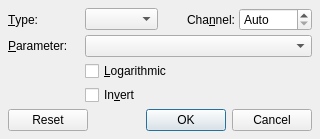
Before: the Qt Designer form src/synthv1widget_control.ui in rncbc/synthv1, drawn with Qt 5.
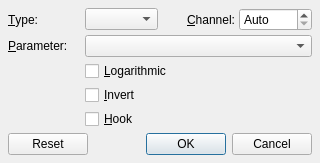
After: the same form once the commit is applied. Icons and pictures are not drawn.

Commit message: - MIDI Controllers Hook/sync option added.

```diff
--- a/src/synthv1widget_control.ui
+++ b/src/synthv1widget_control.ui
@@ -57,7 +57,7 @@
    <item row="0" column="2">
     <widget class="QLabel" name="ControlChannelTextLabel">
      <property name="text">
-      <string>Cha&amp;nnel:</string>
+      <string>&amp;Channel:</string>
      </property>
      <property name="alignment">
       <set>Qt::AlignRight|Qt::AlignTrailing|Qt::AlignVCenter</set>
@@ -119,11 +119,18 @@
    <item row="3" column="1" colspan="3">
     <widget class="QCheckBox" name="ControlInvertCheckBox">
      <property name="text">
-      <string>In&amp;vert</string>
+      <string>&amp;Invert</string>
      </property>
     </widget>
    </item>
-   <item row="4" column="0" colspan="4">
+   <item row="4" column="1" colspan="3">
+    <widget class="QCheckBox" name="ControlHookCheckBox">
+     <property name="text">
+      <string>&amp;Hook</string>
+     </property>
+    </widget>
+   </item>
+   <item row="5" column="0" colspan="4">
     <spacer>
      <property name="orientation">
       <enum>Qt::Vertical</enum>
```
Left out of the diff: 1 changed line with no effect on the pictures. The commit also changes 4 other files.
